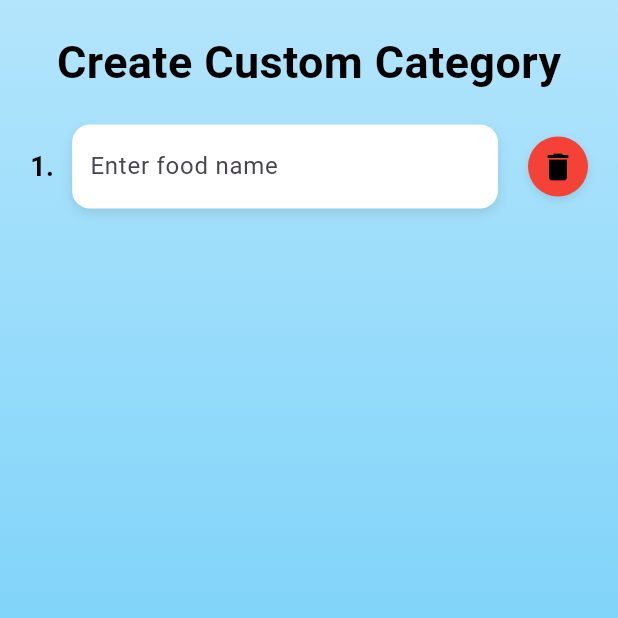
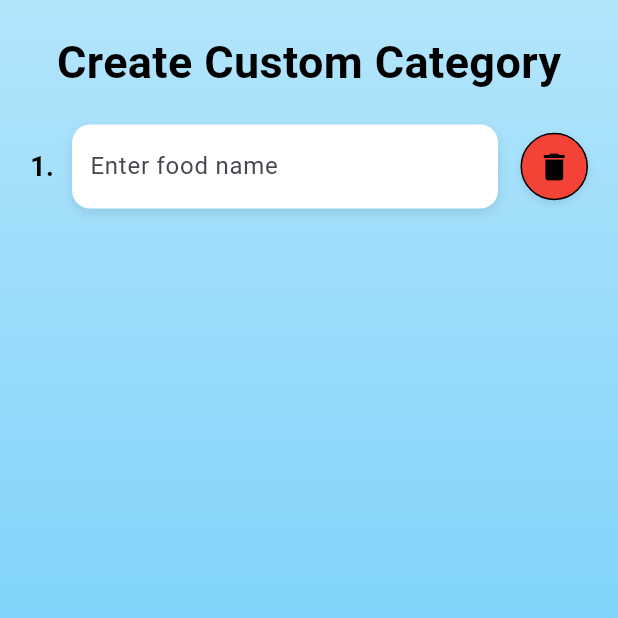
Before and after one commit to TyostoKarry/what_to_eat, a Flutter app: the WhatToEatCustomCategory screen opened directly, on a phone screen of 412 x 824 dp, the top half of it. Run offline on Flutter 3.47's test engine with Material 3 defaults, Android fonts, the phone set to English and light mode, and no system bars; our stand-ins replace auto_size_text, flutter_fortune_wheel.

Commit message:
Style WhatToEatCustomCategory foodItem
- Add border to FoodItem TextField remove button

```diff
--- a/lib/views/what_to_eat/what_to_eat_custom_category.dart
+++ b/lib/views/what_to_eat/what_to_eat_custom_category.dart
@@ -153,13 +153,15 @@ class _WhatToEatCustomCategory extends State<WhatToEatCustomCategory> {
                               ),
                             ),
                           ),
-                          SizedBox(width: 20),
+                          SizedBox(width: 15),
                           Container(
-                            width: 40,
-                            height: 40,
+                            width: 45,
+                            height: 45,
                             decoration: BoxDecoration(
                               color: AppColors.wteDanger,
                               shape: BoxShape.circle,
+                              border: Border.all(
+                                  color: AppColors.textPrimaryColor, width: 1),
                               boxShadow: [
                                 BoxShadow(
                                   color: Colors.black.withOpacity(0.1),
```
